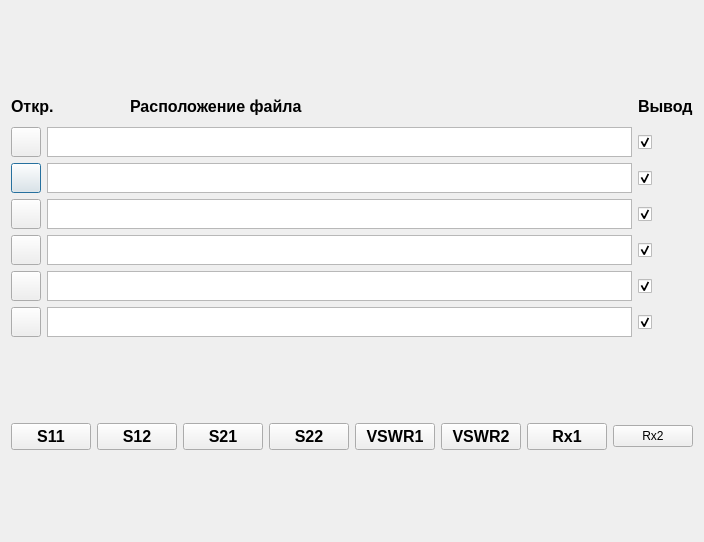
Qt form UI.ui (Nenu1985/stend) before a commit.
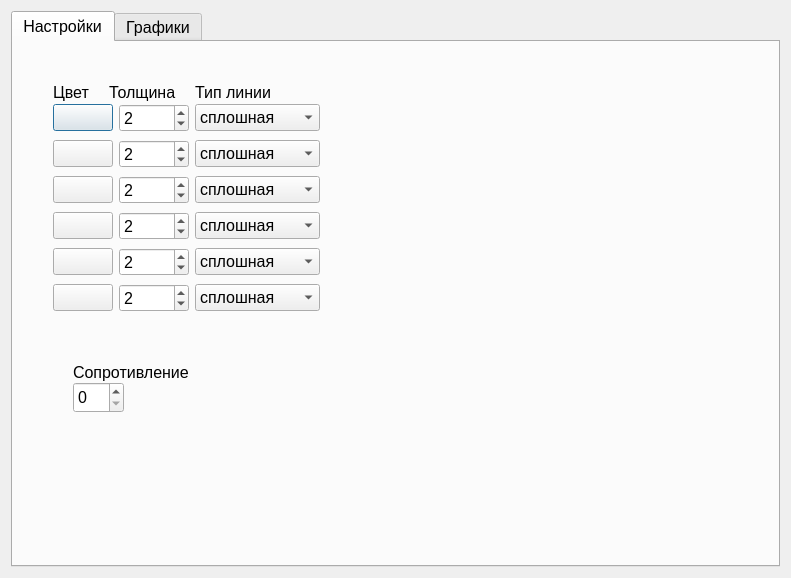
The same form after that commit. Icons and pictures are not drawn.

Commit message: added 2 classes: chart_props and chart. Added customise tab.

```diff
--- a/UI.ui
+++ b/UI.ui
@@ -6,8 +6,8 @@
    <rect>
     <x>0</x>
     <y>0</y>
-    <width>650</width>
-    <height>542</height>
+    <width>791</width>
+    <height>578</height>
    </rect>
   </property>
   <property name="windowTitle">
@@ -15,6 +15,703 @@
   </property>
   <layout class="QVBoxLayout" name="verticalLayout">
    <item>
+    <widget class="QTabWidget" name="tabWidget">
+     <property name="font">
+      <font>
+       <pointsize>12</pointsize>
+      </font>
+     </property>
+     <property name="currentIndex">
+      <number>0</number>
+     </property>
+     <widget class="QWidget" name="tab">
+      <attribute name="title">
+       <string>Настройки</string>
+      </attribute>
+      <widget class="QSpinBox" name="spinBox_impedance">
+       <property name="geometry">
+        <rect>
+         <x>60</x>
+         <y>340</y>
+         <width>51</width>
+         <height>31</height>
+        </rect>
+       </property>
+       <property name="font">
+        <font>
+         <pointsize>12</pointsize>
+        </font>
+       </property>
+      </widget>
+      <widget class="QLabel" name="label_7">
+       <property name="geometry">
+        <rect>
+         <x>60</x>
+         <y>320</y>
+         <width>141</width>
+         <height>21</height>
+        </rect>
+       </property>
+       <property name="font">
+        <font>
+         <pointsize>12</pointsize>
+        </font>
+       </property>
+       <property name="text">
+        <string>Сопротивление</string>
+       </property>
+      </widget>
+      <widget class="QWidget" name="">
+       <property name="geometry">
+        <rect>
+         <x>40</x>
+         <y>60</y>
+         <width>267</width>
+         <height>218</height>
+        </rect>
+       </property>
+       <property name="minimumSize">
+        <size>
+         <width>60</width>
+         <height>0</height>
+        </size>
+       </property>
+       <layout class="QGridLayout" name="gridLayout_2">
+        <item row="0" column="0">
+         <widget class="QPushButton" name="pushButton_color1">
+          <property name="minimumSize">
+           <size>
+            <width>60</width>
+            <height>0</height>
+           </size>
+          </property>
+          <property name="font">
+           <font>
+            <pointsize>12</pointsize>
+           </font>
+          </property>
+          <property name="text">
+           <string/>
+          </property>
+         </widget>
+        </item>
+        <item row="0" column="1">
+         <widget class="QSpinBox" name="spinBox_thickness1">
+          <property name="minimumSize">
+           <size>
+            <width>70</width>
+            <height>0</height>
+           </size>
+          </property>
+          <property name="maximumSize">
+           <size>
+            <width>70</width>
+            <height>16777215</height>
+           </size>
+          </property>
+          <property name="font">
+           <font>
+            <pointsize>12</pointsize>
+           </font>
+          </property>
+          <property name="value">
+           <number>2</number>
+          </property>
+         </widget>
+        </item>
+        <item row="0" column="2">
+         <widget class="QComboBox" name="comboBox_linetype1">
+          <property name="font">
+           <font>
+            <pointsize>12</pointsize>
+           </font>
+          </property>
+          <item>
+           <property name="text">
+            <string>сплошная</string>
+           </property>
+          </item>
+          <item>
+           <property name="text">
+            <string>штриховая</string>
+           </property>
+          </item>
+          <item>
+           <property name="text">
+            <string>штрихпунктирная</string>
+           </property>
+          </item>
+         </widget>
+        </item>
+        <item row="1" column="0">
+         <widget class="QPushButton" name="pushButton_color2">
+          <property name="minimumSize">
+           <size>
+            <width>60</width>
+            <height>0</height>
+           </size>
+          </property>
+          <property name="font">
+           <font>
+            <pointsize>12</pointsize>
+           </font>
+          </property>
+          <property name="text">
+           <string/>
+          </property>
+         </widget>
+        </item>
+        <item row="1" column="1">
+         <widget class="QSpinBox" name="spinBox_thickness2">
+          <property name="minimumSize">
+           <size>
+            <width>70</width>
+            <height>0</height>
+           </size>
+          </property>
+          <property name="maximumSize">
+           <size>
+            <width>70</width>
+            <height>16777215</height>
+           </size>
+          </property>
+          <property name="font">
+           <font>
+            <pointsize>12</pointsize>
+           </font>
+          </property>
+          <property name="value">
+           <number>2</number>
+          </property>
+         </widget>
+        </item>
+        <item row="1" column="2">
+         <widget class="QComboBox" name="comboBox_linetype2">
+          <property name="font">
+           <font>
+            <pointsize>12</pointsize>
+           </font>
+          </property>
+          <item>
+           <property name="text">
+            <string>сплошная</string>
+           </property>
+          </item>
+          <item>
+           <property name="text">
+            <string>штриховая</string>
+           </property>
+          </item>
+          <item>
+           <property name="text">
+            <string>штрихпунктирная</string>
+           </property>
+          </item>
+         </widget>
+        </item>
+        <item row="2" column="0">
+         <widget class="QPushButton" name="pushButton_color3">
+          <property name="minimumSize">
+           <size>
+            <width>60</width>
+            <height>0</height>
+           </size>
+          </property>
+          <property name="font">
+           <font>
+            <pointsize>12</pointsize>
+           </font>
+          </property>
+          <property name="text">
+           <string/>
+          </property>
+         </widget>
+        </item>
+        <item row="2" column="1">
+         <widget class="QSpinBox" name="spinBox_thickness3">
+          <property name="minimumSize">
+           <size>
+            <width>70</width>
+            <height>0</height>
+           </size>
+          </property>
+          <property name="maximumSize">
+           <size>
+            <width>70</width>
+            <height>16777215</height>
+           </size>
+          </property>
+          <property name="font">
+           <font>
+            <pointsize>12</pointsize>
+           </font>
+          </property>
+          <property name="value">
+           <number>2</number>
+          </property>
+         </widget>
+        </item>
+        <item row="2" column="2">
+         <widget class="QComboBox" name="comboBox_linetype3">
+          <property name="font">
+           <font>
+            <pointsize>12</pointsize>
+           </font>
+          </property>
+          <item>
+           <property name="text">
+            <string>сплошная</string>
+           </property>
+          </item>
+          <item>
+           <property name="text">
+            <string>штриховая</string>
+           </property>
+          </item>
+          <item>
+           <property name="text">
+            <string>штрихпунктирная</string>
+           </property>
+          </item>
+         </widget>
+        </item>
+        <item row="3" column="0">
+         <widget class="QPushButton" name="pushButton_color4">
+          <property name="minimumSize">
+           <size>
+            <width>60</width>
+            <height>0</height>
+           </size>
+          </property>
+          <property name="font">
+           <font>
+            <pointsize>12</pointsize>
+           </font>
+          </property>
+          <property name="text">
+           <string/>
+          </property>
+         </widget>
+        </item>
+        <item row="3" column="1">
+         <widget class="QSpinBox" name="spinBox_thickness4">
+          <property name="minimumSize">
+           <size>
+            <width>70</width>
+            <height>0</height>
+           </size>
+          </property>
+          <property name="maximumSize">
+           <size>
+            <width>70</width>
+            <height>16777215</height>
+           </size>
+          </property>
+          <property name="font">
+           <font>
+            <pointsize>12</pointsize>
+           </font>
+          </property>
+          <property name="value">
+           <number>2</number>
+          </property>
+         </widget>
+        </item>
+        <item row="3" column="2">
+         <widget class="QComboBox" name="comboBox_linetype4">
+          <property name="font">
+           <font>
+            <pointsize>12</pointsize>
+           </font>
+          </property>
+          <item>
+           <property name="text">
+            <string>сплошная</string>
+           </property>
+          </item>
+          <item>
+           <property name="text">
+            <string>штриховая</string>
+           </property>
+          </item>
+          <item>
+           <property name="text">
+            <string>штрихпунктирная</string>
+           </property>
+          </item>
+         </widget>
+        </item>
+        <item row="4" column="0">
+         <widget class="QPushButton" name="pushButton_color5">
+          <property name="minimumSize">
+           <size>
+            <width>60</width>
+            <height>0</height>
+           </size>
+          </property>
+          <property name="font">
+           <font>
+            <pointsize>12</pointsize>
+           </font>
+          </property>
+          <property name="text">
+           <string/>
+          </property>
+         </widget>
+        </item>
+        <item row="4" column="1">
+         <widget class="QSpinBox" name="spinBox_thickness5">
+          <property name="minimumSize">
+           <size>
+            <width>70</width>
+            <height>0</height>
+           </size>
+          </property>
+          <property name="maximumSize">
+           <size>
+            <width>70</width>
+            <height>16777215</height>
+           </size>
+          </property>
+          <property name="font">
+           <font>
+            <pointsize>12</pointsize>
+           </font>
+          </property>
+          <property name="value">
+           <number>2</number>
+          </property>
+         </widget>
+        </item>
+        <item row="4" column="2">
+         <widget class="QComboBox" name="comboBox_linetype5">
+          <property name="font">
+           <font>
+            <pointsize>12</pointsize>
+           </font>
+          </property>
+          <item>
+           <property name="text">
+            <string>сплошная</string>
+           </property>
+          </item>
+          <item>
+           <property name="text">
+            <string>штриховая</string>
+           </property>
+          </item>
+          <item>
+           <property name="text">
+            <string>штрихпунктирная</string>
+           </property>
+          </item>
+         </widget>
+        </item>
+        <item row="5" column="0">
+         <widget class="QPushButton" name="pushButton_color6">
+          <property name="minimumSize">
+           <size>
+            <width>60</width>
+            <height>0</height>
+           </size>
+          </property>
+          <property name="font">
+           <font>
+            <pointsize>12</pointsize>
+           </font>
+          </property>
+          <property name="text">
+           <string/>
+          </property>
+         </widget>
+        </item>
+        <item row="5" column="1">
+         <widget class="QSpinBox" name="spinBox_thickness6">
+          <property name="minimumSize">
+           <size>
+            <width>70</width>
+            <height>0</height>
+           </size>
+          </property>
+          <property name="maximumSize">
+           <size>
+            <width>70</width>
+            <height>16777215</height>
+           </size>
+          </property>
+          <property name="font">
+           <font>
+            <pointsize>12</pointsize>
+           </font>
+          </property>
+          <property name="value">
+           <number>2</number>
+          </property>
+         </widget>
+        </item>
+        <item row="5" column="2">
+         <widget class="QComboBox" name="comboBox_linetype6">
+          <property name="font">
+           <font>
+            <pointsize>12</pointsize>
+           </font>
+          </property>
+          <item>
+           <property name="text">
+            <string>сплошная</string>
+           </property>
+          </item>
+          <item>
+           <property name="text">
+            <string>штриховая</string>
+           </property>
+          </item>
+          <item>
+           <property name="text">
+            <string>штрихпунктирная</string>
+           </property>
+          </item>
+         </widget>
+        </item>
+       </layout>
+      </widget>
+      <widget class="QWidget" name="">
+       <property name="geometry">
+        <rect>
+         <x>40</x>
+         <y>40</y>
+         <width>244</width>
+         <height>21</height>
+        </rect>
+       </property>
+       <layout class="QHBoxLayout" name="horizontalLayout_2">
+        <item>
+         <widget class="QLabel" name="label_4">
+          <property name="minimumSize">
+           <size>
+            <width>50</width>
+            <height>0</height>
+           </size>
+          </property>
+          <property name="maximumSize">
+           <size>
+            <width>50</width>
+            <height>16777215</height>
+           </size>
+          </property>
+          <property name="font">
+           <font>
+            <pointsize>12</pointsize>
+           </font>
+          </property>
+          <property name="text">
+           <string>Цвет</string>
+          </property>
+         </widget>
+        </item>
+        <item>
+         <widget class="QLabel" name="label_5">
+          <property name="minimumSize">
+           <size>
+            <width>80</width>
+            <height>0</height>
+           </size>
+          </property>
+          <property name="maximumSize">
+           <size>
+            <width>80</width>
+            <height>16777215</height>
+           </size>
+          </property>
+          <property name="font">
+           <font>
+            <pointsize>12</pointsize>
+           </font>
+          </property>
+          <property name="text">
+           <string>Толщина</string>
+          </property>
+         </widget>
+        </item>
+        <item>
+         <widget class="QLabel" name="label_6">
+          <property name="minimumSize">
+           <size>
+            <width>100</width>
+            <height>0</height>
+           </size>
+          </property>
+          <property name="maximumSize">
+           <size>
+            <width>100</width>
+            <height>16777215</height>
+           </size>
+          </property>
+          <property name="font">
+           <font>
+            <pointsize>12</pointsize>
+           </font>
+          </property>
+          <property name="text">
+           <string>Тип линии</string>
+          </property>
+         </widget>
+        </item>
+       </layout>
+      </widget>
+     </widget>
+     <widget class="QWidget" name="tab_2">
+      <attribute name="title">
+       <string>Графики</string>
+      </attribute>
+      <widget class="QWidget" name="layoutWidget">
+       <property name="geometry">
+        <rect>
+         <x>20</x>
+         <y>360</y>
+         <width>670</width>
+         <height>72</height>
+        </rect>
+       </property>
+       <layout class="QHBoxLayout" name="horizontalLayout">
+        <item>
+         <widget class="QPushButton" name="pushButton_S11">
+          <property name="font">
+           <font>
+            <pointsize>12</pointsize>
+            <weight>75</weight>
+            <bold>true</bold>
+           </font>
+          </property>
+          <property name="text">
+           <string>S11</string>
+          </property>
+         </widget>
+        </item>
+        <item>
+         <widget class="QPushButton" name="pushButton_S12">
+          <property name="font">
+           <font>
+            <pointsize>12</pointsize>
+            <weight>75</weight>
+            <bold>true</bold>
+           </font>
+          </property>
+          <property name="text">
+           <string>S12</string>
+          </property>
+         </widget>
+        </item>
+        <item>
+         <widget class="QPushButton" name="pushButton_S21">
+          <property name="font">
+           <font>
+            <pointsize>12</pointsize>
+            <weight>75</weight>
+            <bold>true</bold>
+           </font>
+          </property>
+          <property name="text">
+           <string>S21</string>
+          </property>
+         </widget>
+        </item>
+        <item>
+         <widget class="QPushButton" name="pushButton_S22">
+          <property name="font">
+           <font>
+            <pointsize>12</pointsize>
+            <weight>75</weight>
+            <bold>true</bold>
+           </font>
+          </property>
+          <property name="text">
+           <string>S22</string>
+          </property>
+         </widget>
+        </item>
+        <item>
+         <widget class="QPushButton" name="pushButton_VSWR1">
+          <property name="font">
+           <font>
+            <pointsize>12</pointsize>
+            <weight>75</weight>
+            <bold>true</bold>
+           </font>
+          </property>
+          <property name="text">
+           <string>VSWR1</string>
+          </property>
+         </widget>
+        </item>
+        <item>
+         <widget class="QPushButton" name="pushButton_VSWR2">
+          <property name="font">
+           <font>
+            <pointsize>12</pointsize>
+            <weight>75</weight>
+            <bold>true</bold>
+           </font>
+          </property>
+          <property name="text">
+           <string>VSWR2</string>
+          </property>
+         </widget>
+        </item>
+        <item>
+         <layout class="QVBoxLayout" name="verticalLayout_2">
+          <item>
+           <widget class="QPushButton" name="pushButton_Rx1_re">
+            <property name="font">
+             <font>
+              <pointsize>12</pointsize>
+              <weight>75</weight>
+              <bold>true</bold>
+             </font>
+            </property>
+            <property name="text">
+             <string>Rx1_re</string>
+            </property>
+           </widget>
+          </item>
+          <item>
+           <widget class="QPushButton" name="pushButton_Rx1_im">
+            <property name="text">
+             <string>Rx1_im</string>
+            </property>
+           </widget>
+          </item>
+         </layout>
+        </item>
+        <item>
+         <layout class="QVBoxLayout" name="verticalLayout_3">
+          <item>
+           <widget class="QPushButton" name="pushButton_Rx2_re">
+            <property name="text">
+             <string>Rx2_re</string>
+            </property>
+           </widget>
+          </item>
+          <item>
+           <widget class="QPushButton" name="pushButton_Rx2_im">
+            <property name="text">
+             <string>Rx2_im</string>
+            </property>
+           </widget>
+          </item>
+         </layout>
+        </item>
+       </layout>
+      </widget>
+      <widget class="QWidget" name="layoutWidget">
+       <property name="geometry">
+        <rect>
+         <x>9</x>
+         <y>9</y>
+         <width>599</width>
+         <height>237</height>
+        </rect>
+       </property>
     <layout class="QGridLayout" name="gridLayout">
      <item row="2" column="0">
       <widget class="QPushButton" name="pushButton_open_file2">
@@ -344,115 +1041,9 @@
       </widget>
      </item>
     </layout>
-   </item>
-   <item>
-    <layout class="QHBoxLayout" name="horizontalLayout">
-     <item>
-      <widget class="QPushButton" name="pushButton_S11">
-       <property name="font">
-        <font>
-         <pointsize>12</pointsize>
-         <weight>75</weight>
-         <bold>true</bold>
-        </font>
-       </property>
-       <property name="text">
-        <string>S11</string>
-       </property>
       </widget>
-     </item>
-     <item>
-      <widget class="QPushButton" name="pushButton_S12">
-       <property name="font">
-        <font>
-         <pointsize>12</pointsize>
-         <weight>75</weight>
-         <bold>true</bold>
-        </font>
-       </property>
-       <property name="text">
-        <string>S12</string>
-       </property>
-      </widget>
-     </item>
-     <item>
-      <widget class="QPushButton" name="pushButton_S21">
-       <property name="font">
-        <font>
-         <pointsize>12</pointsize>
-         <weight>75</weight>
-         <bold>true</bold>
-        </font>
-       </property>
-       <property name="text">
-        <string>S21</string>
-       </property>
-      </widget>
-     </item>
-     <item>
-      <widget class="QPushButton" name="pushButton_S22">
-       <property name="font">
-        <font>
-         <pointsize>12</pointsize>
-         <weight>75</weight>
-         <bold>true</bold>
-        </font>
-       </property>
-       <property name="text">
-        <string>S22</string>
-       </property>
-      </widget>
-     </item>
-     <item>
-      <widget class="QPushButton" name="pushButton_VSWR1">
-       <property name="font">
-        <font>
-         <pointsize>12</pointsize>
-         <weight>75</weight>
-         <bold>true</bold>
-        </font>
-       </property>
-       <property name="text">
-        <string>VSWR1</string>
-       </property>
-      </widget>
-     </item>
-     <item>
-      <widget class="QPushButton" name="pushButton_VSWR2">
-       <property name="font">
-        <font>
-         <pointsize>12</pointsize>
-         <weight>75</weight>
-         <bold>true</bold>
-        </font>
-       </property>
-       <property name="text">
-        <string>VSWR2</string>
-       </property>
-      </widget>
-     </item>
-     <item>
-      <widget class="QPushButton" name="pushButton_Rx1">
-       <property name="font">
-        <font>
-         <pointsize>12</pointsize>
-         <weight>75</weight>
-         <bold>true</bold>
-        </font>
-       </property>
-       <property name="text">
-        <string>Rx1</string>
-       </property>
-      </widget>
-     </item>
-     <item>
-      <widget class="QPushButton" name="pushButton_Rx2">
-       <property name="text">
-        <string>Rx2</string>
-       </property>
-      </widget>
-     </item>
-    </layout>
+     </widget>
+    </widget>
    </item>
   </layout>
  </widget>
```
Lines whose indentation alone changed are shown as unchanged. The commit also changes 6 other files.
